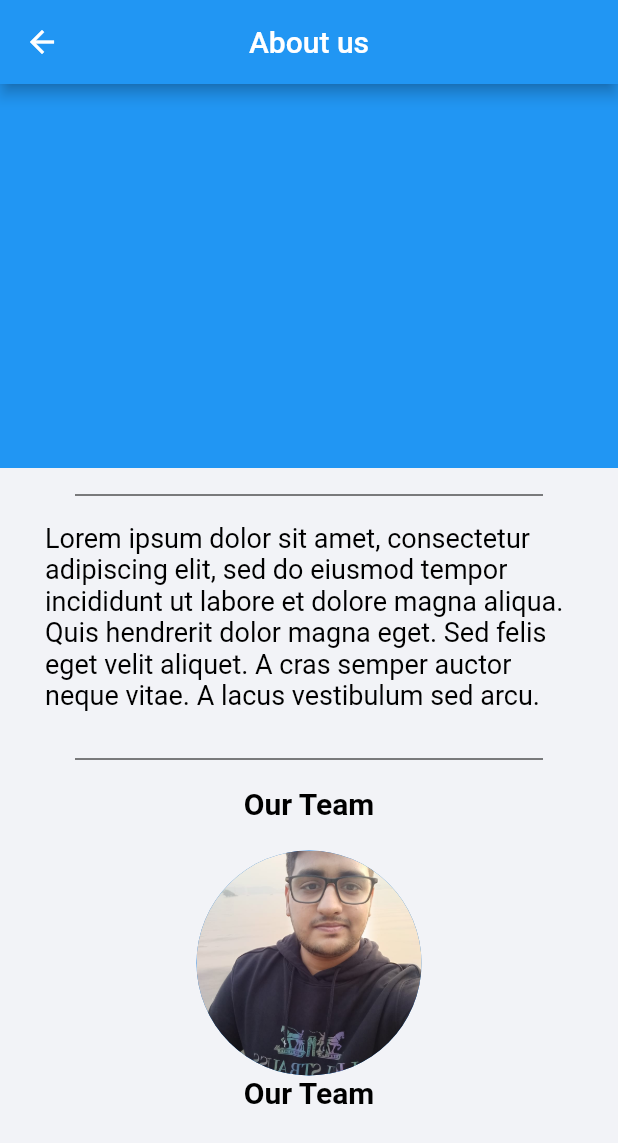
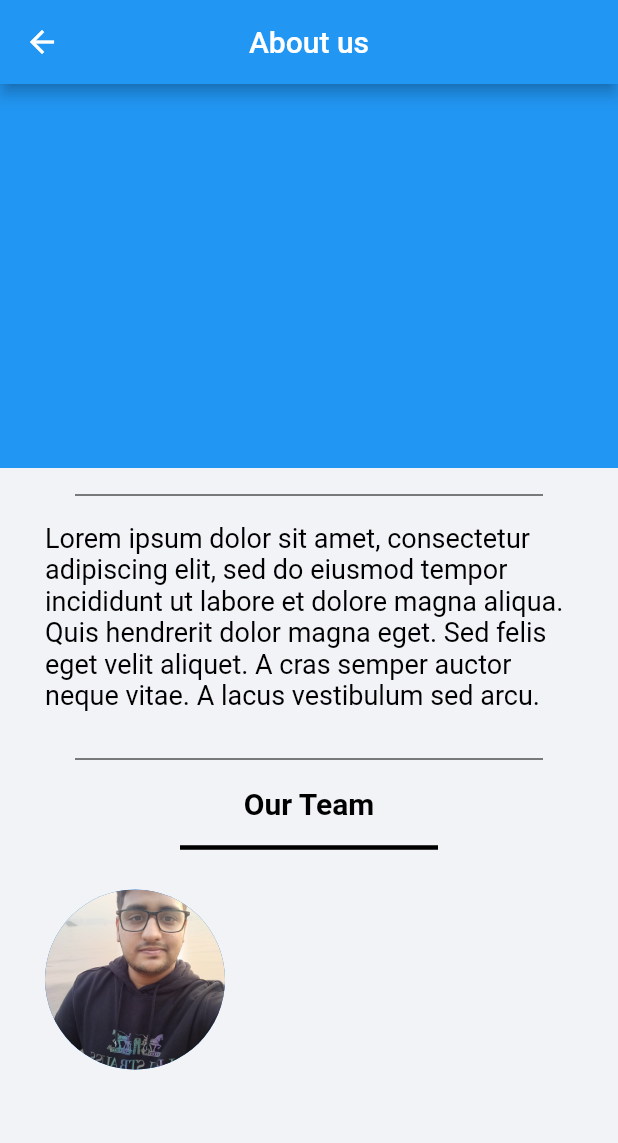
Before and after one commit to abhishekmahajan98/laundro, a Flutter app: the AboutPage screen opened by its route, on a phone screen of 412 x 824 dp. Shown: the top 1143 px of the screen. Run offline on Flutter 3.47's test engine with Material 2 defaults, Android fonts, the light colour scheme and no system bars; our stand-ins replace carousel_pro, cloud_firestore, firebase_auth, font_awesome_flutter, google_sign_in, modal_progress_hud and 2 more; missing offline and left inert: razorpay_flutter; accounts and stored records are empty.

Commit message:
about page ui commit

```diff
--- a/lib/pages/about_page.dart
+++ b/lib/pages/about_page.dart
@@ -67,6 +67,7 @@ class _AboutPageState extends State<AboutPage> {
                   Padding(
                     padding: const EdgeInsets.only(left: 30,right: 30,top: 10,bottom: 10),
                     child: Column(
+                      crossAxisAlignment: CrossAxisAlignment.start,
                       children: <Widget>[
                         Center(
                           child: Text(
@@ -75,19 +76,21 @@ class _AboutPageState extends State<AboutPage> {
                             ),
                         ),
                         SizedBox(
+                          height: 10,
+                        ),
+                        Padding(
+                          padding: const EdgeInsets.only(left: 90,right: 90),
+                          child: Divider(
+                            color: Colors.black,
+                            thickness: 3,
+                          ),
+                        ),
+                        SizedBox(
                           height: 20,
                         ),
-                        Center(
-                          child: CircleAvatar(
-                            backgroundImage: AssetImage('images/team/abhishek.jpeg'),
-                            radius: 75,
-                          ),
-                        ),
-                        Center(
-                          child: Text(
-                            'Our Team',
-                            style: kTitleTextStyle,
-                            ),
+                        CircleAvatar(
+                          backgroundImage: AssetImage('images/team/abhishek.jpeg'),
+                          radius: 60,
                         ),
                       ],
                     ),
```
